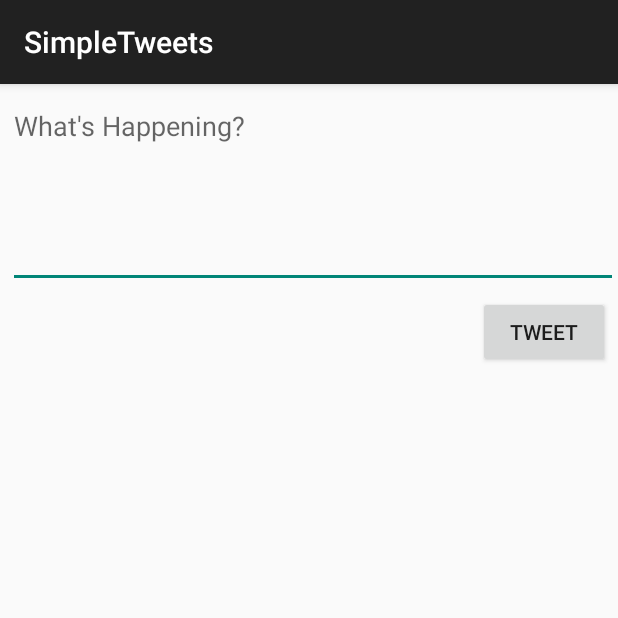
After one commit to Kenneth1ii/TwitterCloneAndroid, an Android app: the ComposeActivity screen opened directly, with no data from a screen before it, on a phone screen of 412 x 824 dp, the top half of it. The commit adds this screen. Run offline under Robolectric (Android 15) with nearby library versions, the phone set to English and light mode, and no system bars; our stand-ins replace Room's generated code; libraries missing offline, so code that uses them is left out: com.codepath.asynchttpclient, com.facebook.stetho, org.parceler; 1 statement that could not run was skipped.

Commit message:
Tweet Update

```diff
--- a/app/build.gradle
+++ b/app/build.gradle
@@ -51,4 +51,7 @@ dependencies {
     implementation 'com.facebook.stetho:stetho:1.5.1'
     implementation 'androidx.recyclerview:recyclerview:1.0.0'
     implementation 'androidx.swiperefreshlayout:swiperefreshlayout:1.0.0'
+
+    implementation 'org.parceler:parceler-api:1.1.12'
+    annotationProcessor 'org.parceler:parceler:1.1.12'
 }
--- a/app/src/main/AndroidManifest.xml
+++ b/app/src/main/AndroidManifest.xml
@@ -13,7 +13,8 @@
         android:icon="@drawable/ic_launcher"
         android:label="@string/app_name"
         android:theme="@style/AppTheme">
-        <activity android:name=".TimelineActivity"></activity>
+        <activity android:name=".ComposeActivity"></activity>
+        <activity android:name=".TimelineActivity" />
         <activity
             android:name=".LoginActivity"
             android:label="@string/app_name"
--- /dev/null
+++ b/app/src/main/java/com/codepath/apps/restclienttemplate/ComposeActivity.java
@@ -0,0 +1,85 @@
+package com.codepath.apps.restclienttemplate;
+
+import android.content.Intent;
+import android.os.Bundle;
+import android.util.Log;
+import android.view.View;
+import android.widget.Button;
+import android.widget.EditText;
+import android.widget.Toast;
+
+import androidx.appcompat.app.AppCompatActivity;
+
+import com.codepath.apps.restclienttemplate.models.Tweet;
+import com.codepath.asynchttpclient.callback.JsonHttpResponseHandler;
+
+import org.json.JSONException;
+import org.parceler.Parcels;
+
+import okhttp3.Headers;
+
+public class ComposeActivity extends AppCompatActivity {
+
+    public static final int MAX_TWEET_LENGTH = 140;
+    public static final String TAG = "ComposeActivity";
+
+
+    EditText etCompose;
+    Button btnTweets;
+
+    TwitterClient client;
+
+    @Override
+    protected void onCreate(Bundle savedInstanceState) {
+        super.onCreate(savedInstanceState);
+        setContentView(R.layout.activity_compose);
+
+        client = TwitterApp.getRestClient(this);
+
+
+        etCompose = findViewById(R.id.etCompose);
+        btnTweets = findViewById(R.id.btnTweet);
+
+        // Set Click listener on Button
+        btnTweets.setOnClickListener(new View.OnClickListener() {
+            @Override
+            public void onClick(View v) {
+                String tweetContent = etCompose.getText().toString();
+                if (tweetContent.isEmpty()) {
+                    Toast.makeText(ComposeActivity.this, "Sorry, Your tweet is empty", Toast.LENGTH_LONG).show();
+                    return;
+                }
+                if (tweetContent.length() > MAX_TWEET_LENGTH) {
+                    Toast.makeText(ComposeActivity.this, "Sorry Tweet is too Long", Toast.LENGTH_LONG).show();
+                    return;
+                }
+                Toast.makeText(ComposeActivity.this, tweetContent, Toast.LENGTH_LONG).show();
+                client.publishTweet(tweetContent, new JsonHttpResponseHandler() {
+                    @Override
+                    public void onSuccess(int statusCode, Headers headers, JSON json) {
+                        Log.i(TAG, "onSuccess to publish tweet");
+                        try {
+                            Tweet tweet = Tweet.fromJson(json.jsonObject);
+                            Log.i(TAG ,"Publish Tweet Says "+ tweet.body);
+                            Intent intent = new Intent();
+                            intent.putExtra("tweet", Parcels.wrap(tweet));
+                            // set result code and bundle data for response
+                            setResult(RESULT_OK , intent);
+                            // closes the activity, pass data to parent
+                            finish();
+                        } catch (JSONException e) {
+                            e.printStackTrace();
+                        }
+                    }
+
+                    @Override
+                    public   void onFailure(int statusCode, Headers headers, String response, Throwable throwable) {
+                        Log.e(TAG, "onFailure to publish tweet", throwable);
+                    }
+                });
+            }
+        });
+        // Make APi Call to Twitter
+
+    }
+}
--- a/app/src/main/java/com/codepath/apps/restclienttemplate/models/User.java
+++ b/app/src/main/java/com/codepath/apps/restclienttemplate/models/User.java
@@ -2,12 +2,18 @@ package com.codepath.apps.restclienttemplate.models;
 
 import org.json.JSONException;
 import org.json.JSONObject;
+import org.parceler.Parcel;
 
+
+@Parcel
 public class User {
 
     public String name;
     public String screenName;
     public String profileImageUrl;
+
+    // empty constructor needed by the Parceler library
+    public User() {}
 
     public static User fromJson(JSONObject jsonObject) throws JSONException {
         User user = new User();
--- /dev/null
+++ b/app/src/main/res/layout/activity_compose.xml
@@ -0,0 +1,33 @@
+<?xml version="1.0" encoding="utf-8"?>
+<RelativeLayout
+    xmlns:android="http://schemas.android.com/apk/res/android"
+    xmlns:app="http://schemas.android.com/apk/res-auto"
+    xmlns:tools="http://schemas.android.com/tools"
+    android:layout_width="match_parent"
+    android:layout_height="match_parent"
+    tools:context=".ComposeActivity">
+
+    <EditText
+        android:id="@+id/etCompose"
+        android:layout_width="match_parent"
+        android:layout_height="wrap_content"
+        android:layout_alignParentStart="true"
+        android:layout_alignParentTop="true"
+        android:layout_marginStart="5dp"
+        android:layout_marginTop="5dp"
+        android:ems="10"
+        android:gravity="start|top"
+        android:hint="What's Happening?"
+        android:inputType="textMultiLine"
+        android:minLines="5" />
+
+    <Button
+        android:id="@+id/btnTweet"
+        android:layout_width="wrap_content"
+        android:layout_height="wrap_content"
+        android:layout_below="@+id/etCompose"
+        android:layout_alignParentEnd="true"
+        android:layout_marginTop="5dp"
+        android:layout_marginEnd="5dp"
+        android:text="@string/tweet" />
+</RelativeLayout>
--- a/app/src/main/res/values/strings.xml
+++ b/app/src/main/res/values/strings.xml
@@ -5,5 +5,6 @@
     <string name="login_label">Log in</string>
     <string name="intent_scheme">oauth</string>
     <string name="intent_host">cprest</string>
+    <string name="tweet">Tweet</string>
 
 </resources>
```
Also changed, not shown: app/src/main/java/com/codepath/apps/restclienttemplate/EndlessRecyclerViewScrollListener.java (added, +106 -0 lines), app/src/main/java/com/codepath/apps/restclienttemplate/LoginActivity.java (+0 -9 lines), app/src/main/java/com/codepath/apps/restclienttemplate/TimelineActivity.java (+80 -1 lines), app/src/main/java/com/codepath/apps/restclienttemplate/TwitterClient.java (+17 -0 lines), app/src/main/java/com/codepath/apps/restclienttemplate/models/Tweet.java (+10 -0 lines), app/src/main/res/menu/menu_main.xml (added, +10 -0 lines).
